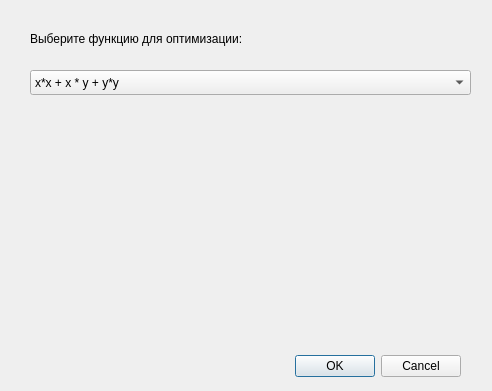
The window that dialogmodel.ui (braubergiag/GDG) describes before a commit, drawn with Qt 5.
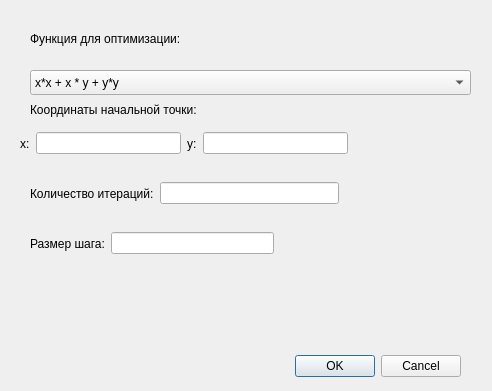
The same window after the commit.

```diff
--- a/dialogmodel.ui
+++ b/dialogmodel.ui
@@ -39,7 +39,7 @@
     </rect>
    </property>
    <property name="text">
-    <string>Выберите функцию для оптимизации:</string>
+    <string>Функция для оптимизации:</string>
    </property>
   </widget>
   <widget class="QComboBox" name="comboBox">
@@ -56,6 +56,105 @@
      <string>x*x + x * y + y*y</string>
     </property>
    </item>
+   <item>
+    <property name="text">
+     <string> (x * x * cos(x) - x) / 10</string>
+    </property>
+   </item>
+   <item>
+    <property name="text">
+     <string> (1 - x) * (1 - x) + 100 * (y - x * x) * (y - x * x)</string>
+    </property>
+   </item>
+  </widget>
+  <widget class="QLabel" name="label_2">
+   <property name="geometry">
+    <rect>
+     <x>30</x>
+     <y>100</y>
+     <width>331</width>
+     <height>20</height>
+    </rect>
+   </property>
+   <property name="text">
+    <string>Координаты начальной точки:</string>
+   </property>
+  </widget>
+  <widget class="QWidget" name="">
+   <property name="geometry">
+    <rect>
+     <x>20</x>
+     <y>130</y>
+     <width>328</width>
+     <height>27</height>
+    </rect>
+   </property>
+   <layout class="QHBoxLayout" name="horizontalLayout">
+    <item>
+     <widget class="QLabel" name="label_4">
+      <property name="text">
+       <string>x:</string>
+      </property>
+     </widget>
+    </item>
+    <item>
+     <widget class="QLineEdit" name="lineEdit"/>
+    </item>
+    <item>
+     <widget class="QLabel" name="label_3">
+      <property name="text">
+       <string>y:</string>
+      </property>
+     </widget>
+    </item>
+    <item>
+     <widget class="QLineEdit" name="lineEdit_2"/>
+    </item>
+   </layout>
+  </widget>
+  <widget class="QWidget" name="">
+   <property name="geometry">
+    <rect>
+     <x>30</x>
+     <y>180</y>
+     <width>309</width>
+     <height>27</height>
+    </rect>
+   </property>
+   <layout class="QHBoxLayout" name="horizontalLayout_2">
+    <item>
+     <widget class="QLabel" name="label_5">
+      <property name="text">
+       <string>Количество итераций:</string>
+      </property>
+     </widget>
+    </item>
+    <item>
+     <widget class="QLineEdit" name="lineEdit_3"/>
+    </item>
+   </layout>
+  </widget>
+  <widget class="QWidget" name="">
+   <property name="geometry">
+    <rect>
+     <x>30</x>
+     <y>230</y>
+     <width>244</width>
+     <height>27</height>
+    </rect>
+   </property>
+   <layout class="QHBoxLayout" name="horizontalLayout_3">
+    <item>
+     <widget class="QLabel" name="label_6">
+      <property name="text">
+       <string>Размер шага:</string>
+      </property>
+     </widget>
+    </item>
+    <item>
+     <widget class="QLineEdit" name="lineEdit_4"/>
+    </item>
+   </layout>
   </widget>
  </widget>
  <resources/>
```
